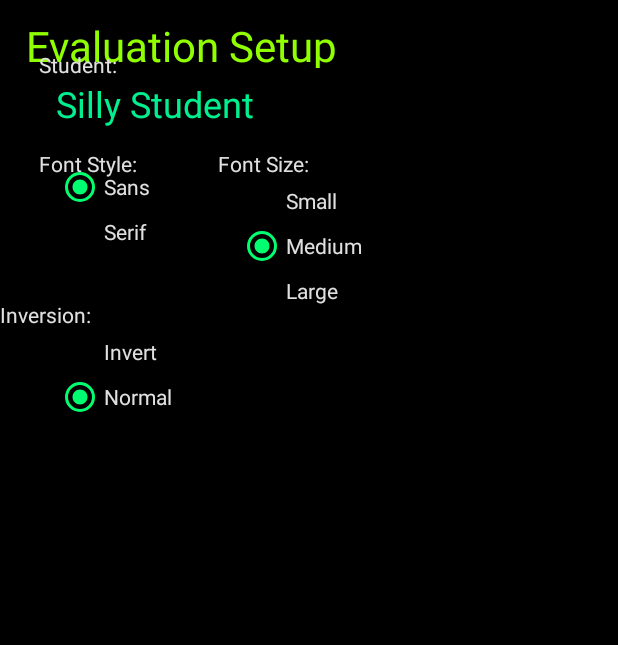
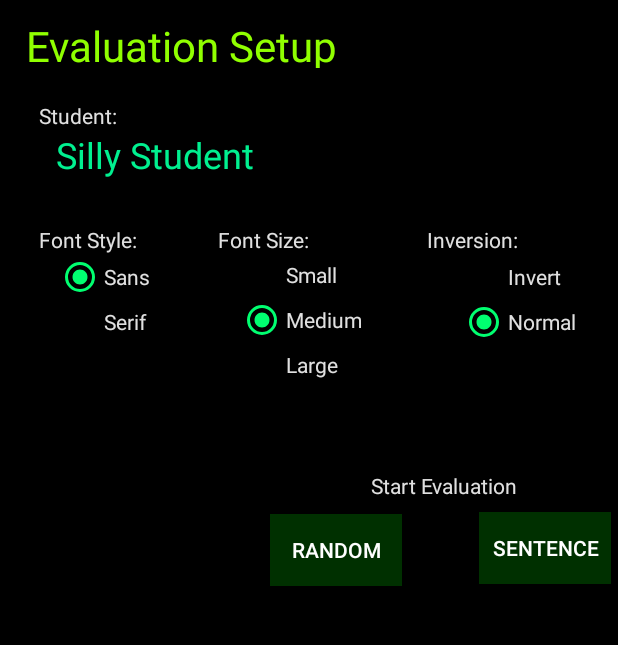
Before and after one commit to ScottDaniels/labaaoom, an Android app: the Eval_setup screen opened directly, with no data from a screen before it, on a phone screen of 412 x 824 dp, the part 78-723 px from its top. Run offline under Robolectric (Android 15) with nearby library versions, the phone set to English and light mode, and no system bars.

Commit message:
Add funcitons to eval setup

```diff
--- a/app/src/main/java/com/rocklizard/labaaoom/Eval_setup.java
+++ b/app/src/main/java/com/rocklizard/labaaoom/Eval_setup.java
@@ -2,6 +2,8 @@ package com.rocklizard.labaaoom;
 
 import android.app.Activity;
 import android.os.Bundle;
+import android.view.View;
+import android.widget.Toast;
 
 public class Eval_setup extends Activity {
 
@@ -10,4 +12,41 @@ public class Eval_setup extends Activity {
 		super.onCreate( savedInstanceState );
 		setContentView( R.layout.activity_eval_setup );
 	}
+
+	/*
+		Called when start random button pressed. Sets up and invokes
+		an evaluation on random word groups.
+	*/
+	public void Start_rand_eval( View v ) {
+		Toast.makeText(this, "start random eval button clicked", Toast.LENGTH_LONG).show();
+	}
+
+	/*
+		Called when start random button pressed. Sets up and invokes
+		an evaluation on random word groups.
+	*/
+	public void Start_sent_eval( View v ) {
+		Toast.makeText(this, "start sentence eval button clicked", Toast.LENGTH_LONG).show();
+	}
+
+	/*
+		Invoked when a button in the background adjustment group is clicked
+	*/
+	public void Adjust_bg( View v ) {
+		Toast.makeText(this, "radio button callback driven for bg", Toast.LENGTH_LONG).show();
+	}
+
+	/*
+		Invoked when a button in the style adjustment group is clicked
+	*/
+	public void Adjust_style( View v ) {
+		Toast.makeText(this, "radio button callback driven for style", Toast.LENGTH_LONG).show();
+	}
+
+	/*
+		Invoked when a button in the size adjustment group is clicked
+	*/
+	public void Adjust_size( View v ) {
+		Toast.makeText(this, "radio button callback driven for size", Toast.LENGTH_LONG).show();
+	}
 }
--- a/app/src/main/res/layout/activity_eval_setup.xml
+++ b/app/src/main/res/layout/activity_eval_setup.xml
@@ -6,7 +6,6 @@
     android:layout_width="match_parent"
     android:background="#000000"
     android:layout_height="match_parent"
-    android:theme="@style/AppTheme.NoActionBar">
     tools:context="com.rocklizard.labaaoom.Eval_setup">
 
     <TextView
@@ -42,7 +41,7 @@
         android:text="Student:"
         android:textColor="@color/tag_colour"
         android:layout_marginStart="26dp"
-        android:layout_marginTop="33dp"
+        android:layout_marginTop="67dp"
         app:layout_constraintTop_toBottomOf="@+id/app_title"
         android:layout_marginLeft="26dp"
         app:layout_constraintLeft_toLeftOf="parent"
@@ -67,11 +66,10 @@
         android:text="Font Style:"
         android:textColor="@color/tag_colour"
         android:layout_marginStart="26dp"
-        android:layout_marginTop="11dp"
-        app:layout_constraintTop_toBottomOf="@+id/student_name"
-        android:layout_marginLeft="26dp"
+        android:layout_marginLeft="71dp"
         app:layout_constraintLeft_toLeftOf="parent"
-        />
+        android:layout_marginTop="28dp"
+        app:layout_constraintTop_toBottomOf="@+id/student_name"/>
 
     <TextView
         android:id="@+id/background_tag"
@@ -79,10 +77,10 @@
         android:layout_height="19dp"
         android:text="Inversion:"
         android:textColor="@color/tag_colour"
-        android:layout_marginStart="226dp"
-        tools:layout_editor_absoluteX="26dp"
-        android:layout_marginTop="23dp"
-        app:layout_constraintTop_toBottomOf="@+id/style_rg"/>
+        android:layout_marginTop="28dp"
+        app:layout_constraintTop_toBottomOf="@+id/student_name"
+        app:layout_constraintLeft_toRightOf="@+id/size_tag"
+        android:layout_marginLeft="46dp"/>
 
     <TextView
         android:id="@+id/size_tag"
@@ -91,47 +89,17 @@
         android:text="Font Size:"
         android:textColor="@color/tag_colour"
         android:layout_marginStart="26dp"
-        android:layout_marginTop="11dp"
+        android:layout_marginTop="28dp"
         app:layout_constraintTop_toBottomOf="@+id/student_name"
         app:layout_constraintLeft_toRightOf="@+id/font_tag"
-        android:layout_marginLeft="27dp"/>
-
-    <RadioGroup
-        android:layout_width="89dp"
-        android:layout_height="67dp"
-        android:layout_marginLeft="37dp"
-        android:layout_marginTop="-9dp"
-        app:layout_constraintLeft_toLeftOf="parent"
-        app:layout_constraintTop_toBottomOf="@+id/font_tag"
-        android:id="@+id/style_rg">
-
-        <RadioButton
-            android:id="@+id/Sans_font_sans_rb"
-            android:layout_width="75dp"
-            android:layout_height="30dp"
-            android:checked="true"
-            android:text="Sans"
-            app:buttonTint="#808080"
-            android:textColor="@color/tag_colour"/>
-
-        <RadioButton
-            android:id="@+id/font_serif_rb"
-            android:layout_width="73dp"
-            android:layout_height="30dp"
-            android:checked="false"
-            android:text="Serif"
-            android:textColor="@color/tag_colour"
-            android:visibility="visible"
-            app:buttonTint="#808080"/>
-
-    </RadioGroup>
+        android:layout_marginLeft="74dp"/>
 
     <RadioGroup
         android:layout_width="110dp"
         android:layout_height="90dp"
         android:layout_marginLeft="32dp"
         app:layout_constraintLeft_toRightOf="@+id/style_rg"
-        android:layout_marginTop="0dp"
+        android:layout_marginTop="-1dp"
         android:id="@+id/size_rg"
         app:layout_constraintTop_toBottomOf="@+id/size_tag">
 
@@ -141,7 +109,8 @@
             android:layout_height="30dp"
             android:checked="false"
             android:text="Small"
-            app:buttonTint="#808080"
+            android:onClick="Adjust_size"
+            app:buttonTint="#FFFFFF"
             android:textColor="@color/tag_colour"/>
 
         <RadioButton
@@ -150,6 +119,7 @@
             android:layout_height="30dp"
             android:checked="true"
             android:text="Medium"
+            android:onClick="Adjust_size"
             android:textColor="@color/tag_colour"
             app:buttonTint="#808080"
             />
@@ -160,6 +130,7 @@
             android:layout_height="30dp"
             android:checked="false"
             android:text="Large"
+            android:onClick="Adjust_size"
             android:textColor="@color/tag_colour"
             app:buttonTint="#808080"
             />
@@ -170,10 +141,10 @@
         android:id="@+id/background_rg"
         android:layout_width="101dp"
         android:layout_height="66dp"
-        android:layout_marginLeft="37dp"
         android:layout_marginTop="0dp"
-        app:layout_constraintLeft_toLeftOf="parent"
-        app:layout_constraintTop_toBottomOf="@+id/background_tag">
+        app:layout_constraintTop_toBottomOf="@+id/background_tag"
+        app:layout_constraintLeft_toRightOf="@+id/size_rg"
+        android:layout_marginLeft="38dp">
 
         <RadioButton
             android:id="@+id/bg_invert_rb"
@@ -181,6 +152,7 @@
             android:layout_height="30dp"
             android:checked="false"
             android:text="Invert"
+            android:onClick="Adjust_bg"
             android:textColor="@color/tag_colour"
             app:buttonTint="#808080"/>
 
@@ -190,6 +162,76 @@
             android:layout_height="30dp"
             android:checked="true"
             android:text="Normal"
+            android:onClick="Adjust_bg"
+            android:textColor="@color/tag_colour"
+            android:visibility="visible"
+            app:buttonTint="#808080"/>
+
+    </RadioGroup>
+
+    <TextView
+        android:id="@+id/button_tag"
+        android:layout_width="106dp"
+        android:layout_height="19dp"
+        android:text="Start Evaluation"
+        android:textColor="@color/tag_colour"
+        android:layout_marginLeft="247dp"
+        app:layout_constraintLeft_toLeftOf="parent"
+        android:layout_marginTop="56dp"
+        app:layout_constraintTop_toBottomOf="@+id/size_rg"/>
+
+    <Button
+        android:id="@+id/go_random_button"
+        android:layout_width="wrap_content"
+        android:layout_height="wrap_content"
+        android:text="Random"
+        android:layout_marginLeft="180dp"
+        app:layout_constraintLeft_toLeftOf="parent"
+        android:layout_marginTop="9dp"
+        android:textColor="@color/edit_text_fg"
+        android:background="@color/button_go_colour"
+        android:onClick="Start_rand_eval"
+        app:layout_constraintTop_toBottomOf="@+id/button_tag"/>
+
+    <Button
+        android:id="@+id/go_sentance_button"
+        android:layout_width="wrap_content"
+        android:layout_height="wrap_content"
+        android:text="Sentence"
+        app:layout_constraintLeft_toRightOf="@+id/go_random_button"
+        android:layout_marginLeft="51dp"
+        android:layout_marginTop="8dp"
+        android:textColor="@color/edit_text_fg"
+        android:background="@color/button_go_colour"
+        android:onClick="Start_sent_eval"
+        app:layout_constraintTop_toBottomOf="@+id/button_tag"/>
+
+    <RadioGroup
+        android:id="@+id/style_rg"
+        android:layout_width="89dp"
+        android:layout_height="67dp"
+        android:layout_marginLeft="37dp"
+        android:layout_marginTop="0dp"
+        app:layout_constraintLeft_toLeftOf="parent"
+        app:layout_constraintTop_toBottomOf="@+id/font_tag">
+
+        <RadioButton
+            android:id="@+id/Sans_font_sans_rb"
+            android:layout_width="75dp"
+            android:layout_height="30dp"
+            android:checked="true"
+            android:text="Sans"
+            android:onClick="Adjust_style"
+            android:textColor="@color/tag_colour"
+            app:buttonTint="#808080"/>
+
+        <RadioButton
+            android:id="@+id/font_serif_rb"
+            android:layout_width="73dp"
+            android:layout_height="30dp"
+            android:checked="false"
+            android:text="Serif"
+            android:onClick="Adjust_style"
             android:textColor="@color/tag_colour"
             android:visibility="visible"
             app:buttonTint="#808080"/>
```
